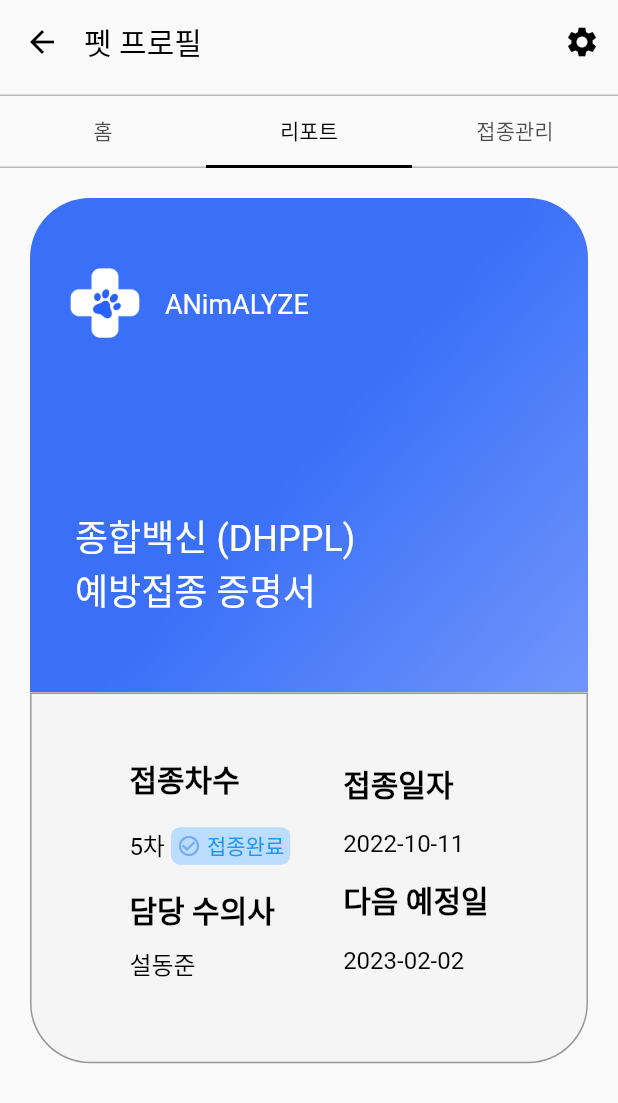
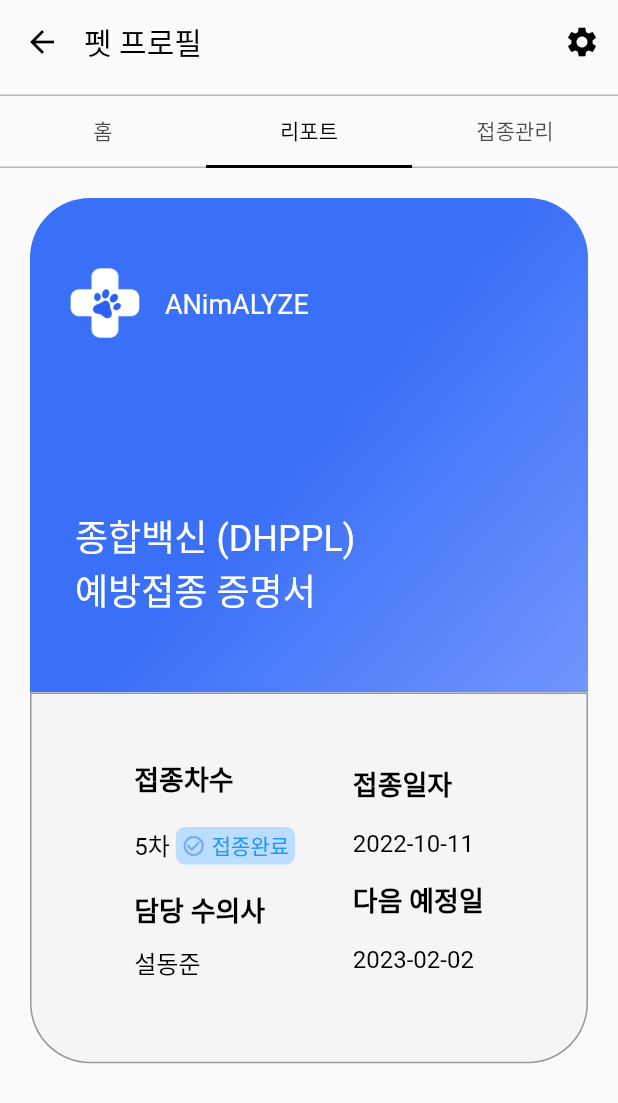
Before and after one commit to wontae-flutter/firebase-porocci-app, a Flutter app: the PetTabsScreen screen opened by its route, tab 2 chosen, on a phone screen of 412 x 824 dp. Shown: the top 1103 px of the screen. Run offline on Flutter 3.47's test engine with Material 2 defaults, Android fonts, the phone set to English and light mode, and no system bars; our stand-ins replace camera, carousel_slider, cloud_firestore, firebase_auth, firebase_core, flutter_riverpod and 3 more; accounts and stored records are empty; network calls fail; statements that could not run were skipped.

Commit message:
Pet tabs edit

```diff
--- a/lib/screens/screen_home/widgets/HomeArea.dart
+++ b/lib/screens/screen_home/widgets/HomeArea.dart
@@ -25,7 +25,7 @@ class HomeArea extends StatelessWidget {
           SizedBox(height: 10),
           Expanded(
             //! 로그인 유무가 아니라 동물이 있는지 없는지 유무가 중요하다
-            child: true ? PetRegisterContainer() : PetCarouseContainer(),
+            child: false ? PetRegisterContainer() : PetCarouseContainer(),
           )
         ],
       ),
--- a/lib/screens/screen_pet_tabs/tabs/tab_pet_certificate.dart
+++ b/lib/screens/screen_pet_tabs/tabs/tab_pet_certificate.dart
@@ -105,7 +105,7 @@ class PetCertificateTab extends StatelessWidget {
                           children: [
                             Text(
                               "접종차수",
-                              style: AppText.tableHeader,
+                              style: AppText.tableAccent,
                             ),
                             Row(children: [
                               Text(
@@ -117,7 +117,7 @@ class PetCertificateTab extends StatelessWidget {
                             ]),
                             Text(
                               "담당 수의사",
-                              style: AppText.tableHeader,
+                              style: AppText.tableAccent,
                             ),
                             Text(
                               "설동준",
@@ -131,7 +131,7 @@ class PetCertificateTab extends StatelessWidget {
                           children: [
                             Text(
                               "접종일자",
-                              style: AppText.tableHeader,
+                              style: AppText.tableAccent,
                             ),
                             Text(
                               "2022-10-11",
@@ -139,7 +139,7 @@ class PetCertificateTab extends StatelessWidget {
                             ),
                             Text(
                               "다음 예정일",
-                              style: AppText.tableHeader,
+                              style: AppText.tableAccent,
                             ),
                             Text(
                               "2023-02-02",
--- a/lib/styles/style_text.dart
+++ b/lib/styles/style_text.dart
@@ -13,9 +13,9 @@ abstract class AppText {
       height: 0.5,
       fontWeight: FontWeight.w600);
 
-  static const TextStyle tableHeader = TextStyle(
+  static const TextStyle tableAccent = TextStyle(
       color: Colors.black,
-      fontSize: 20,
+      fontSize: 18,
       height: 0.5,
       fontWeight: FontWeight.w600);
 
```
Also changed, not shown: lib/screens/screen_pet_tabs/tabs/tab_pet_info.dart (+31 -53 lines), 1 other file.
